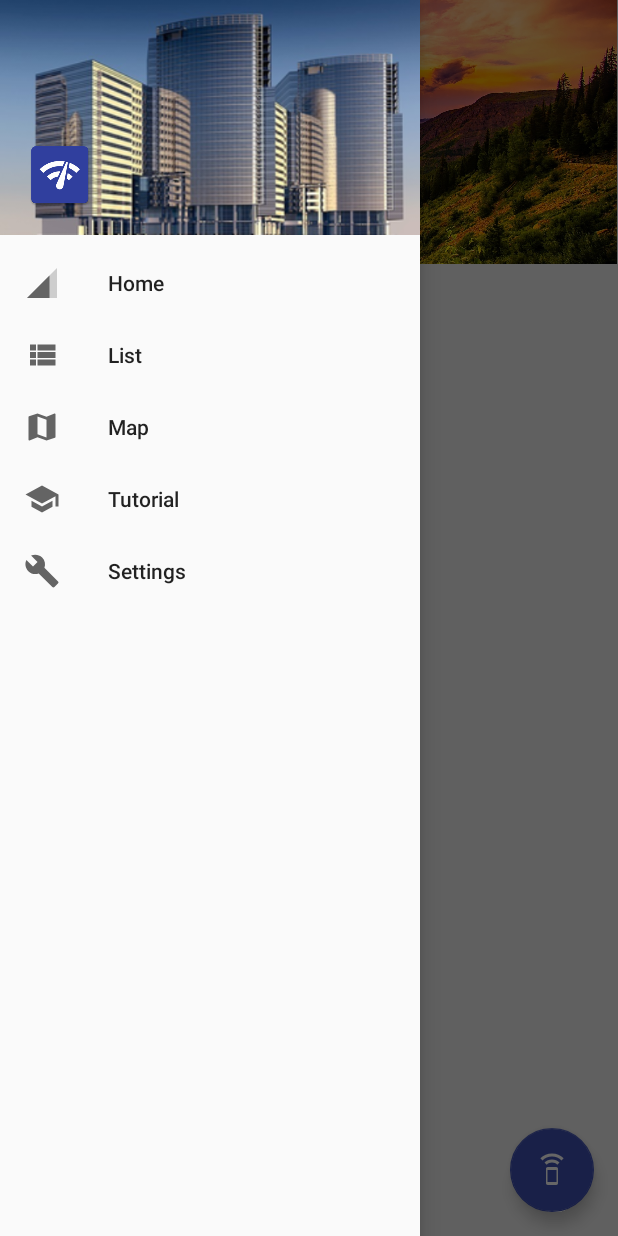
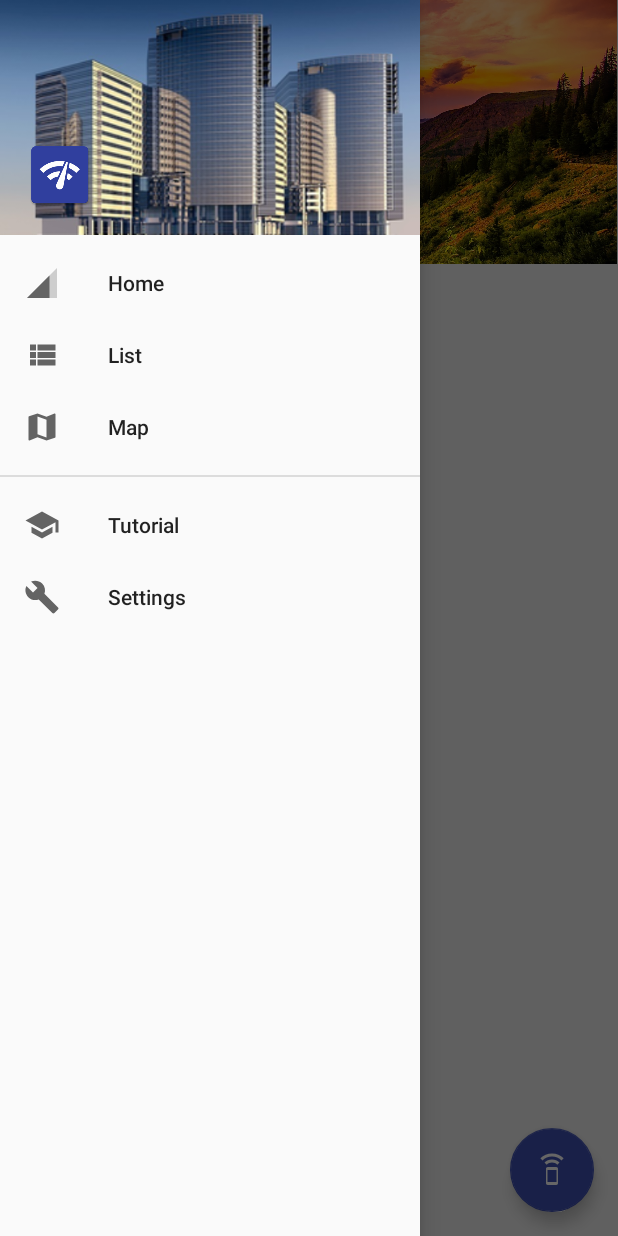
Before and after one commit to filipbiernat/BTSTracker, an Android app: the screen it shows after launch (MainActivity), on a phone screen of 412 x 824 dp. Run offline under Robolectric (Android 15) with nearby library versions, the phone set to English and light mode, and no system bars.

```diff
--- a/app/src/main/res/menu/activity_main_drawer.xml
+++ b/app/src/main/res/menu/activity_main_drawer.xml
@@ -1,7 +1,8 @@
 <?xml version="1.0" encoding="utf-8"?>
 <menu xmlns:android="http://schemas.android.com/apk/res/android">
 
-    <group android:checkableBehavior="single">
+    <group android:checkableBehavior="single"
+        android:id="@+id/menu_top">
 
         <item
             android:id="@+id/nav_home"
@@ -16,7 +17,8 @@
             android:icon="@drawable/ic_menu_map"
             android:title="Map" />
     </group>
-    <group android:checkableBehavior="single" >
+    <group android:checkableBehavior="single"
+        android:id="@+id/menu_bottom">
 
         <item
             android:icon="@drawable/ic_menu_tutorial"
```
